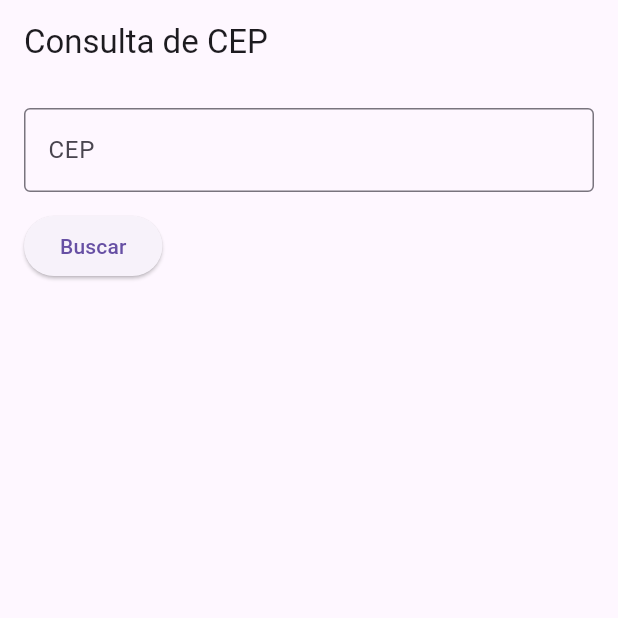
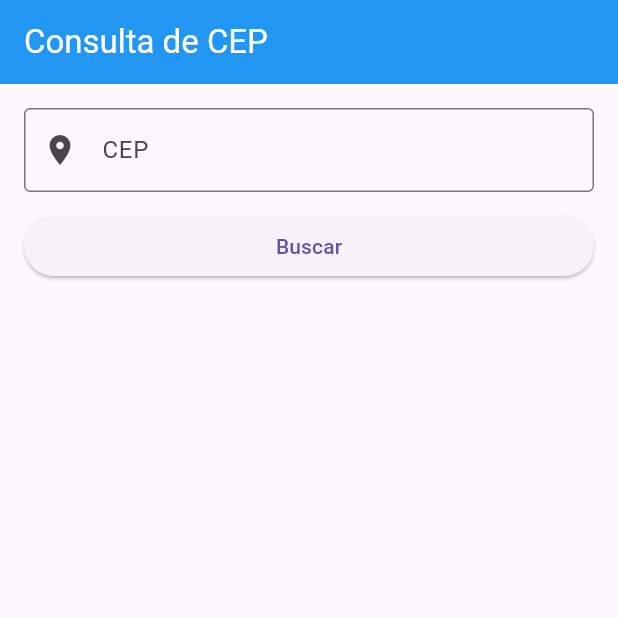
Before and after one commit to MateusAjala/consulta-cep, a Flutter app: the screen it shows after launch, on a phone screen of 412 x 824 dp, the top half of it. Run offline on Flutter 3.47's test engine with Material 3 defaults, Android fonts, the phone set to English and light mode, and no system bars.

Commit message:
feat: tela final com card de resultado

```diff
--- a/consultacep/lib/main.dart
+++ b/consultacep/lib/main.dart
@@ -28,6 +28,7 @@ class _EstadoTelaCep extends State<TelaCep> {
 
   Map<String, dynamic>? _endereco;
   String? _erro;
+  bool _carregando = false;
 
   Future<void> buscarCep() async {
     final String cep = _campoCep.text.replaceAll('-', '').trim();
@@ -43,6 +44,7 @@ class _EstadoTelaCep extends State<TelaCep> {
     setState(() {
       _erro = null;
       _endereco = null;
+      _carregando = true;
     });
 
     final String url = 'https://viacep.com.br/ws/$cep/json/';
@@ -59,17 +61,23 @@ class _EstadoTelaCep extends State<TelaCep> {
       setState(() => _endereco = dados);
     } catch (excecao) {
       setState(() => _erro = 'Erro ao consultar o CEP');
+    } finally {
+      setState(() => _carregando = false);
     }
   }
 
   @override
   Widget build(BuildContext contexto) {
     return Scaffold(
-      appBar: AppBar(title: const Text('Consulta de CEP')),
-      body: Padding(
+      appBar: AppBar(
+        title: const Text('Consulta de CEP'),
+        backgroundColor: Colors.blue,
+        foregroundColor: Colors.white,
+      ),
+      body: SingleChildScrollView(
         padding: const EdgeInsets.all(16),
         child: Column(
-          crossAxisAlignment: CrossAxisAlignment.start,
+          crossAxisAlignment: CrossAxisAlignment.stretch,
           children: [
             TextField(
               controller: _campoCep,
@@ -78,22 +86,68 @@ class _EstadoTelaCep extends State<TelaCep> {
                 labelText: 'CEP',
                 hintText: 'Ex.: 01001000',
                 border: OutlineInputBorder(),
+                prefixIcon: Icon(Icons.location_on),
               ),
             ),
             const SizedBox(height: 12),
-            ElevatedButton(onPressed: buscarCep, child: const Text('Buscar')),
+            ElevatedButton(
+              onPressed: _carregando ? null : buscarCep,
+              child: const Text('Buscar'),
+            ),
             const SizedBox(height: 24),
+            if (_carregando) const Center(child: CircularProgressIndicator()),
             if (_erro != null)
               Text(_erro!, style: const TextStyle(color: Colors.red)),
-            if (_endereco != null) ...[
-              Text('CEP: ${_endereco!['cep']}'),
-              Text('Rua: ${_endereco!['logradouro']}'),
-              Text('Bairro: ${_endereco!['bairro']}'),
-              Text('Cidade: ${_endereco!['localidade']} - ${_endereco!['uf']}'),
-            ],
+            _montarCard(),
           ],
         ),
       ),
     );
   }
+
+  Widget _montarCard() {
+    if (_endereco == null) {
+      return const SizedBox();
+    }
+
+    final String complemento = _endereco!['complemento'] ?? '';
+
+    return Card(
+      elevation: 4,
+      child: Column(
+        children: [
+          ListTile(
+            leading: const Icon(Icons.home),
+            title: Text(_endereco!['logradouro'] ?? ''),
+            subtitle: Text(
+              complemento.isEmpty ? 'Sem complemento' : complemento,
+            ),
+          ),
+          const Divider(height: 1),
+          ListTile(
+            leading: const Icon(Icons.location_city),
+            title: const Text('Bairro'),
+            subtitle: Text(_endereco!['bairro'] ?? ''),
+          ),
+          ListTile(
+            leading: const Icon(Icons.map),
+            title: const Text('Cidade'),
+            subtitle: Text(
+              '${_endereco!['localidade'] ?? ''} - ${_endereco!['uf'] ?? ''}',
+            ),
+          ),
+          ListTile(
+            leading: const Icon(Icons.markunread_mailbox),
+            title: const Text('CEP'),
+            subtitle: Text(_endereco!['cep'] ?? ''),
+          ),
+          ListTile(
+            leading: const Icon(Icons.phone),
+            title: const Text('DDD'),
+            subtitle: Text(_endereco!['ddd'] ?? ''),
+          ),
+        ],
+      ),
+    );
+  }
 }
```
